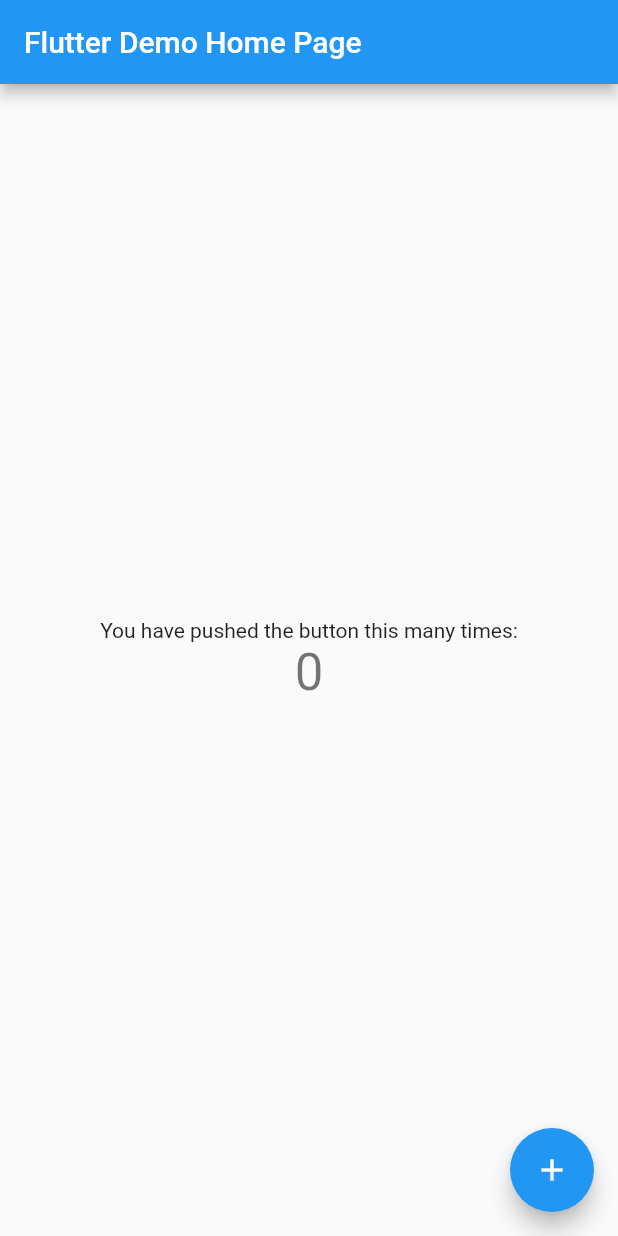
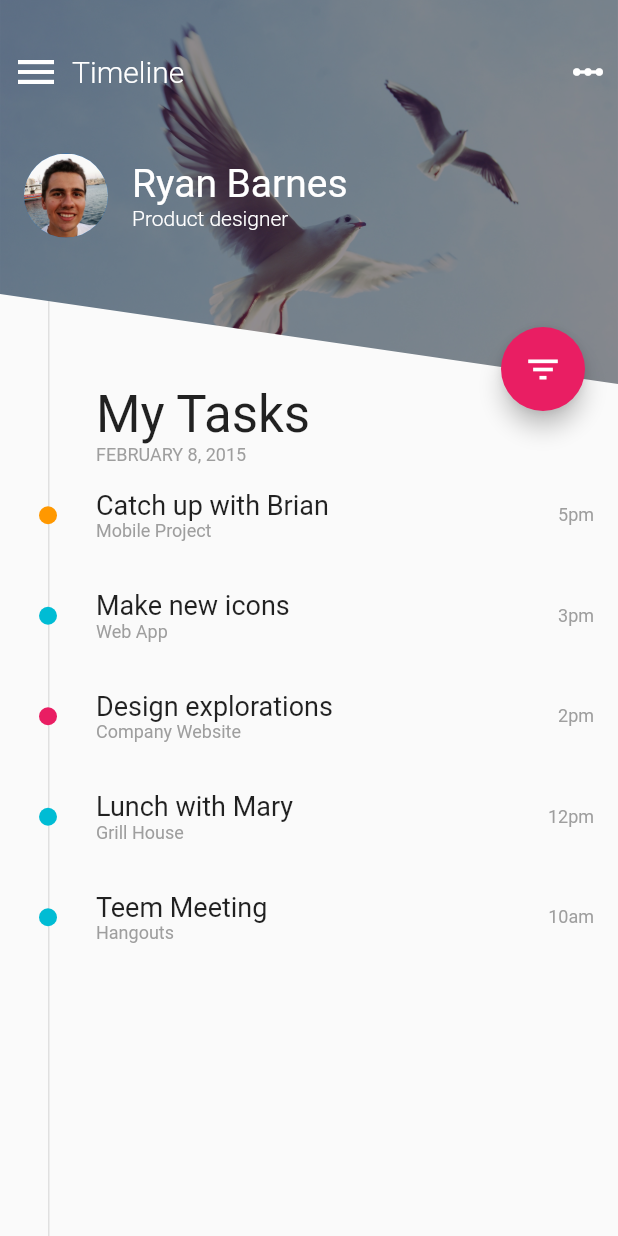
Before and after one commit to flute/flutter_menu_animation, a Flutter app: the screen it shows after launch, on a phone screen of 412 x 824 dp. Run offline on Flutter 3.47's test engine with Material 2 defaults, Android fonts, the phone set to English and light mode, and no system bars.

```diff
--- /dev/null
+++ b/lib/animated_fab.dart
@@ -0,0 +1,150 @@
+import 'package:flutter/material.dart';
+import 'dart:math' as math;
+
+class AnimatedFab extends StatefulWidget {
+  final VoidCallback onClick;
+
+  const AnimatedFab({Key key, this.onClick}) : super(key: key);
+
+  @override
+  _AnimatedFabState createState() => new _AnimatedFabState();
+}
+
+class _AnimatedFabState extends State<AnimatedFab>
+    with SingleTickerProviderStateMixin {
+  AnimationController _animationController;
+  Animation<Color> _colorAnimation;
+  // 按钮区域大小
+  final double expandedSize = 180.0;
+  final double hiddenSize = 20.0;
+
+  @override
+  void initState() {
+    super.initState();
+    _animationController = new AnimationController(
+        vsync: this, duration: Duration(milliseconds: 200));
+    _colorAnimation = new ColorTween(begin: Colors.pink, end: Colors.pink[800])
+        .animate(_animationController);
+  }
+
+  @override
+  void dispose() {
+    _animationController.dispose();
+    super.dispose();
+  }
+
+  @override
+  Widget build(BuildContext context) {
+    return SizedBox(
+      width: expandedSize,
+      height: expandedSize,
+      child: AnimatedBuilder(
+        animation: _animationController,
+        builder: (BuildContext context, Widget child) {
+          return Stack(
+            alignment: Alignment.center,
+            children: <Widget>[
+              _buildExpandedBackground(),
+              _buildOption(Icons.check_circle, 0.0),
+              _buildOption(Icons.flash_on, -math.pi / 3),
+              _buildOption(Icons.access_time, -2 * math.pi / 3),
+              _buildOption(Icons.error_outline, math.pi),
+              _buildFabCore(),
+            ],
+          );
+        },
+      ),
+    );
+  }
+
+  // 图标
+  Widget _buildOption(IconData icon, double angle) {
+    /// 菜单未展开时， 图标尺寸默认为0。当即将展开时，开始显示图标，当全部展开时，使得图标的尺寸伪男全尺寸26
+    /// _animationController.value 为 0.8 即为菜单即将全部展开
+    /// 后面乘以5，是根据系数 0.8 反向推导出来的参数，使得全部展开时，iconSize为 26 * 1
+    /// 妙哉妙哉
+    double iconSize = 0.0;
+    if (_animationController.value > 0.8) {
+      iconSize = 26.0 * (_animationController.value - 0.8) * 5;
+    }
+    return Transform.rotate(
+      angle: angle,
+      child: Align(
+        alignment: Alignment.topCenter,
+        child: Padding(
+          padding: EdgeInsets.only(top: 8.0),
+          child: IconButton(
+            onPressed: _onIconClick,
+            icon: Transform.rotate(
+              angle: -angle,
+              child: Icon(
+                icon,
+                color: Colors.white,
+              ),
+            ),
+            iconSize: iconSize,
+            alignment: Alignment.center,
+            padding: EdgeInsets.all(0.0),
+          ),
+        ),
+      ),
+    );
+  }
+
+  _onIconClick() {
+    widget.onClick();
+    close();
+  }
+
+  // 按钮背景
+  Widget _buildExpandedBackground() {
+    double size =
+        hiddenSize + (expandedSize - hiddenSize) * _animationController.value;
+    return Container(
+      height: size,
+      width: size,
+      decoration: BoxDecoration(
+        shape: BoxShape.circle,
+        color: Colors.pink,
+      ),
+    );
+  }
+
+  Widget _buildFabCore() {
+    double scaleFactor = 2 * (_animationController.value - 0.5).abs();
+    return FloatingActionButton(
+      onPressed: _onFab,
+      //child: Icon(Icons.filter_list),
+      backgroundColor: _colorAnimation.value,
+      child: Transform(
+        alignment: Alignment.center,
+        transform: Matrix4.identity()..scale(1.0, scaleFactor),
+        child: Icon(
+          _animationController.value > 0.5 ? Icons.close : Icons.filter_list,
+          color: Colors.white,
+          size: 26.0,
+        ),
+      ),
+    );
+  }
+
+  open() {
+    if (_animationController.isDismissed) {
+      _animationController.forward();
+    }
+  }
+
+  close() {
+    if (_animationController.isCompleted) {
+      _animationController.reverse();
+    }
+  }
+
+  _onFab() {
+    if (_animationController.isDismissed) {
+      open();
+    } else {
+      close();
+    }
+  }
+}
--- /dev/null
+++ b/lib/diagonal_clipper.dart
@@ -0,0 +1,16 @@
+import 'package:flutter/material.dart';
+
+class DialogonalClipper extends CustomClipper<Path> {
+  @override
+  Path getClip(Size size) {
+    Path path = new Path();
+    path.lineTo(0.0, size.height - 60.0);
+    path.lineTo(size.width, size.height);
+    path.lineTo(size.width, 0.0);
+    path.close();
+    return path;
+  }
+
+  @override
+  bool shouldReclip(CustomClipper<Path> oldClipper) => true;
+}
--- /dev/null
+++ b/lib/initial_list.dart
@@ -0,0 +1,35 @@
+import './task.dart';
+import 'package:flutter/material.dart';
+
+List<Task> tasks = [
+  new Task(
+      name: "Catch up with Brian",
+      category: "Mobile Project",
+      time: "5pm",
+      color: Colors.orange,
+      completed: false),
+  new Task(
+      name: "Make new icons",
+      category: "Web App",
+      time: "3pm",
+      color: Colors.cyan,
+      completed: true),
+  new Task(
+      name: "Design explorations",
+      category: "Company Website",
+      time: "2pm",
+      color: Colors.pink,
+      completed: false),
+  new Task(
+      name: "Lunch with Mary",
+      category: "Grill House",
+      time: "12pm",
+      color: Colors.cyan,
+      completed: true),
+  new Task(
+      name: "Teem Meeting",
+      category: "Hangouts",
+      time: "10am",
+      color: Colors.cyan,
+      completed: true),
+];
--- /dev/null
+++ b/lib/list_model.dart
@@ -0,0 +1,40 @@
+import './task.dart';
+import './task_row.dart';
+import 'package:flutter/material.dart';
+
+class ListModel {
+  ListModel(this.listKey, items) : this.items = new List.of(items);
+
+  final GlobalKey<AnimatedListState> listKey;
+  final List<Task> items;
+
+  AnimatedListState get _animatedList => listKey.currentState;
+
+  // insert
+  void insert(int index, Task item) {
+    items.insert(index, item);
+    _animatedList.insertItem(index, duration: Duration(milliseconds: 150));
+  }
+
+  // remove
+  Task removeAt(int index) {
+    final Task removeItem = items.removeAt(index);
+    if (removeItem != null) {
+      _animatedList.removeItem(
+          index,
+          (context, animation) => new TaskRow(
+                task: removeItem,
+                animation: animation,
+              ),
+          duration:
+              Duration(milliseconds: (150 + 150 * (index / length)).toInt()));
+    }
+    return removeItem;
+  }
+
+  int get length => items.length;
+
+  Task operator [](int index) => items[index];
+
+  int indexOf(Task item) => items.indexOf(item);
+}
--- a/lib/main.dart
+++ b/lib/main.dart
@@ -1,111 +1,231 @@
 import 'package:flutter/material.dart';
+import './diagonal_clipper.dart';
+import './initial_list.dart';
+import './task_row.dart';
+import './list_model.dart';
+import './animated_fab.dart';
 
 void main() => runApp(MyApp());
 
 class MyApp extends StatelessWidget {
-  // This widget is the root of your application.
   @override
   Widget build(BuildContext context) {
     return MaterialApp(
       title: 'Flutter Demo',
       theme: ThemeData(
-        // This is the theme of your application.
-        //
-        // Try running your application with "flutter run". You'll see the
-        // application has a blue toolbar. Then, without quitting the app, try
-        // changing the primarySwatch below to Colors.green and then invoke
-        // "hot reload" (press "r" in the console where you ran "flutter run",
-        // or simply save your changes to "hot reload" in a Flutter IDE).
-        // Notice that the counter didn't reset back to zero; the application
-        // is not restarted.
         primarySwatch: Colors.blue,
       ),
-      home: MyHomePage(title: 'Flutter Demo Home Page'),
+      home: MainPage(),
     );
   }
 }
 
-class MyHomePage extends StatefulWidget {
-  MyHomePage({Key key, this.title}) : super(key: key);
-
-  // This widget is the home page of your application. It is stateful, meaning
-  // that it has a State object (defined below) that contains fields that affect
-  // how it looks.
-
-  // This class is the configuration for the state. It holds the values (in this
-  // case the title) provided by the parent (in this case the App widget) and
-  // used by the build method of the State. Fields in a Widget subclass are
-  // always marked "final".
-
-  final String title;
+class MainPage extends StatefulWidget {
+  MainPage({Key key}) : super(key: key);
 
   @override
-  _MyHomePageState createState() => _MyHomePageState();
+  _MainPageState createState() => _MainPageState();
 }
 
-class _MyHomePageState extends State<MyHomePage> {
-  int _counter = 0;
+class _MainPageState extends State<MainPage> {
+  double _imageHeight = 256.0;
+  final GlobalKey<AnimatedListState> _listKey =
+      new GlobalKey<AnimatedListState>();
+  ListModel listModel;
+  // 点击按钮 控制listView
+  bool showOnlyCompleted = false;
 
-  void _incrementCounter() {
-    setState(() {
-      // This call to setState tells the Flutter framework that something has
-      // changed in this State, which causes it to rerun the build method below
-      // so that the display can reflect the updated values. If we changed
-      // _counter without calling setState(), then the build method would not be
-      // called again, and so nothing would appear to happen.
-      _counter++;
-    });
+  @override
+  void initState() {
+    super.initState();
+    listModel = new ListModel(_listKey, tasks);
   }
 
   @override
   Widget build(BuildContext context) {
-    // This method is rerun every time setState is called, for instance as done
-    // by the _incrementCounter method above.
-    //
-    // The Flutter framework has been optimized to make rerunning build methods
-    // fast, so that you can just rebuild anything that needs updating rather
-    // than having to individually change instances of widgets.
     return Scaffold(
-      appBar: AppBar(
-        // Here we take the value from the MyHomePage object that was created by
-        // the App.build method, and use it to set our appbar title.
-        title: Text(widget.title),
+      body: Stack(
+        children: <Widget>[
+          _buildTimeline(),
+          _buildImage(),
+          _buildTopHeader(),
+          _buildProfileRow(),
+          _buildBottomPart(),
+          _buildFab(),
+        ],
       ),
-      body: Center(
-        // Center is a layout widget. It takes a single child and positions it
-        // in the middle of the parent.
-        child: Column(
-          // Column is also layout widget. It takes a list of children and
-          // arranges them vertically. By default, it sizes itself to fit its
-          // children horizontally, and tries to be as tall as its parent.
-          //
-          // Invoke "debug painting" (press "p" in the console, choose the
-          // "Toggle Debug Paint" action from the Flutter Inspector in Android
-          // Studio, or the "Toggle Debug Paint" command in Visual Studio Code)
-          // to see the wireframe for each widget.
-          //
-          // Column has various properties to control how it sizes itself and
-          // how it positions its children. Here we use mainAxisAlignment to
-          // center the children vertically; the main axis here is the vertical
-          // axis because Columns are vertical (the cross axis would be
-          // horizontal).
-          mainAxisAlignment: MainAxisAlignment.center,
-          children: <Widget>[
-            Text(
-              'You have pushed the button this many times:',
+    );
+  }
+
+  /// 顶部裁剪图片
+  Widget _buildImage() {
+    return ClipPath(
+      clipper: DialogonalClipper(),
+      child: Image.asset(
+        'images/birds.jpg',
+        fit: BoxFit.cover,
+        height: _imageHeight,
+        width: MediaQuery.of(context).size.width,
+        colorBlendMode: BlendMode.srcOver,
+        color: Color.fromARGB(120, 20, 10, 40),
+      ),
+    );
+  }
+
+  /// 顶部menu
+  Widget _buildTopHeader() {
+    return Padding(
+      padding: EdgeInsets.symmetric(horizontal: 8.0, vertical: 32.0),
+      child: Row(
+        children: <Widget>[
+          Icon(
+            Icons.menu,
+            size: 32.0,
+            color: Colors.white,
+          ),
+          Expanded(
+            child: Padding(
+              padding: EdgeInsets.only(left: 8.0),
+              child: Text(
+                'Timeline',
+                style: TextStyle(
+                  fontSize: 20.0,
+                  color: Colors.white,
+                  fontWeight: FontWeight.w300,
+                ),
+              ),
             ),
-            Text(
-              '$_counter',
-              style: Theme.of(context).textTheme.display1,
+          ),
+          new Icon(Icons.linear_scale, color: Colors.white),
+        ],
+      ),
+    );
+  }
+
+  /// 顶部个人信息
+  Widget _buildProfileRow() {
+    return new Padding(
+      padding: new EdgeInsets.only(left: 16.0, top: _imageHeight / 2.5),
+      child: new Row(
+        children: <Widget>[
+          new CircleAvatar(
+            minRadius: 28.0,
+            maxRadius: 28.0,
+            backgroundImage: new AssetImage('images/avatar.jpg'),
+          ),
+          new Padding(
+            padding: const EdgeInsets.only(left: 16.0),
+            child: new Column(
+              crossAxisAlignment: CrossAxisAlignment.start,
+              mainAxisSize: MainAxisSize.min,
+              children: <Widget>[
+                new Text(
+                  'Ryan Barnes',
+                  style: new TextStyle(
+                      fontSize: 26.0,
+                      color: Colors.white,
+                      fontWeight: FontWeight.w400),
+                ),
+                new Text(
+                  'Product designer',
+                  style: new TextStyle(
+                      fontSize: 14.0,
+                      color: Colors.white,
+                      fontWeight: FontWeight.w300),
+                ),
+              ],
             ),
-          ],
-        ),
+          ),
+        ],
       ),
-      floatingActionButton: FloatingActionButton(
-        onPressed: _incrementCounter,
-        tooltip: 'Increment',
-        child: Icon(Icons.add),
-      ), // This trailing comma makes auto-formatting nicer for build methods.
+    );
+  }
+
+  /// 底部
+  Widget _buildBottomPart() {
+    return new Padding(
+      padding: new EdgeInsets.only(top: _imageHeight),
+      child: new Column(
+        crossAxisAlignment: CrossAxisAlignment.start,
+        children: <Widget>[
+          _buildMyTasksHeader(),
+          _buildTasksList(),
+        ],
+      ),
+    );
+  }
+
+  // 菜单
+  Widget _buildFab() {
+    return Positioned(
+      top: _imageHeight - 100.0,
+      right: -40.0,
+      child: AnimatedFab(
+        onClick: _changeFilterState,
+      ),
+    );
+  }
+
+  // 改变filter
+  // 将部分元素移除/插入
+  void _changeFilterState() {
+    showOnlyCompleted = !showOnlyCompleted;
+    tasks.where((task) => !task.completed).forEach((task) {
+      if (showOnlyCompleted) {
+        listModel.removeAt(listModel.indexOf(task));
+      } else {
+        listModel.insert(tasks.indexOf(task), task);
+      }
+    });
+  }
+
+  //底部列表
+  Widget _buildTasksList() {
+    return Expanded(
+      child: AnimatedList(
+        initialItemCount: tasks.length,
+        key: _listKey,
+        itemBuilder: (context, index, animation) {
+          return new TaskRow(
+            //task: tasks[index],
+            task: listModel[index],
+            animation: animation,
+          );
+        },
+      ),
+    );
+  }
+
+  /// 底部标题头
+  Widget _buildMyTasksHeader() {
+    return new Padding(
+      padding: new EdgeInsets.only(left: 64.0),
+      child: new Column(
+        crossAxisAlignment: CrossAxisAlignment.start,
+        children: <Widget>[
+          new Text(
+            'My Tasks',
+            style: new TextStyle(fontSize: 34.0),
+          ),
+          new Text(
+            'FEBRUARY 8, 2015',
+            style: new TextStyle(color: Colors.grey, fontSize: 12.0),
+          ),
+        ],
+      ),
+    );
+  }
+
+  // 轴线
+  Widget _buildTimeline() {
+    return new Positioned(
+      top: 0.0,
+      bottom: 0.0,
+      left: 32.0,
+      child: new Container(
+        width: 1.0,
+        color: Colors.grey[300],
+      ),
     );
   }
 }
--- /dev/null
+++ b/lib/task.dart
@@ -0,0 +1,11 @@
+import 'package:flutter/material.dart';
+
+class Task {
+  final String name;
+  final String category;
+  final String time;
+  final Color color;
+  final bool completed;
+
+  Task({this.name, this.category, this.time, this.color, this.completed});
+}
--- /dev/null
+++ b/lib/task_row.dart
@@ -0,0 +1,59 @@
+import 'package:flutter/material.dart';
+import './task.dart';
+
+class TaskRow extends StatelessWidget {
+  final Task task;
+  final double dotSize = 12.0;
+  // animation
+  final Animation<double> animation;
+  const TaskRow({Key key, this.task, this.animation}) : super(key: key);
+
+  @override
+  Widget build(BuildContext context) {
+    return FadeTransition(
+      opacity: animation,
+      child: SizeTransition(
+        sizeFactor: animation,
+        child: new Padding(
+          padding: const EdgeInsets.symmetric(vertical: 16.0),
+          child: new Row(
+            children: <Widget>[
+              new Padding(
+                padding:
+                    new EdgeInsets.symmetric(horizontal: 32.0 - dotSize / 2),
+                child: new Container(
+                  height: dotSize,
+                  width: dotSize,
+                  decoration: new BoxDecoration(
+                      shape: BoxShape.circle, color: task.color),
+                ),
+              ),
+              new Expanded(
+                child: new Column(
+                  crossAxisAlignment: CrossAxisAlignment.start,
+                  children: <Widget>[
+                    new Text(
+                      task.name,
+                      style: new TextStyle(fontSize: 18.0),
+                    ),
+                    new Text(
+                      task.category,
+                      style: new TextStyle(fontSize: 12.0, color: Colors.grey),
+                    )
+                  ],
+                ),
+              ),
+              new Padding(
+                padding: const EdgeInsets.only(right: 16.0),
+                child: new Text(
+                  task.time,
+                  style: new TextStyle(fontSize: 12.0, color: Colors.grey),
+                ),
+              ),
+            ],
+          ),
+        ),
+      ),
+    );
+  }
+}
--- a/pubspec.yaml
+++ b/pubspec.yaml
@@ -44,6 +44,9 @@ flutter:
   # assets:
   #  - images/a_dot_burr.jpeg
   #  - images/a_dot_ham.jpeg
+  assets:
+    - images/birds.jpg
+    - images/avatar.jpg
 
   # An image asset can refer to one or more resolution-specific "variants", see
   # https://flutter.io/assets-and-images/#resolution-aware.
```
Also changed, not shown: images/avatar.jpg (added), images/birds.jpg (added), 1 other file.
